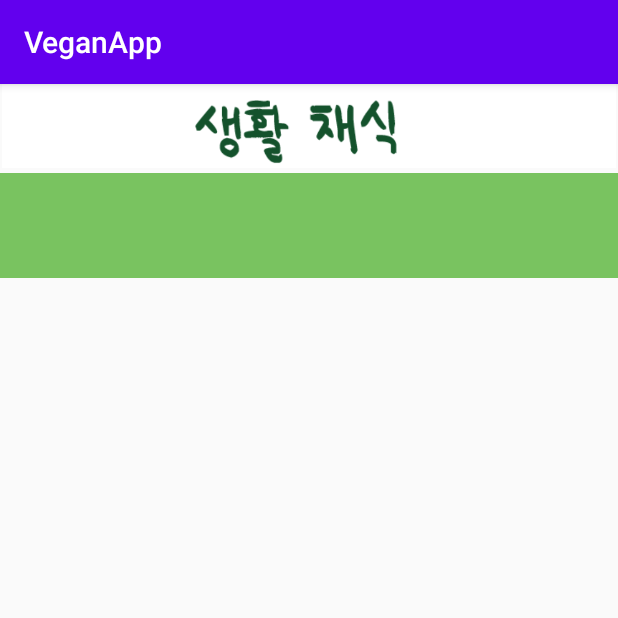
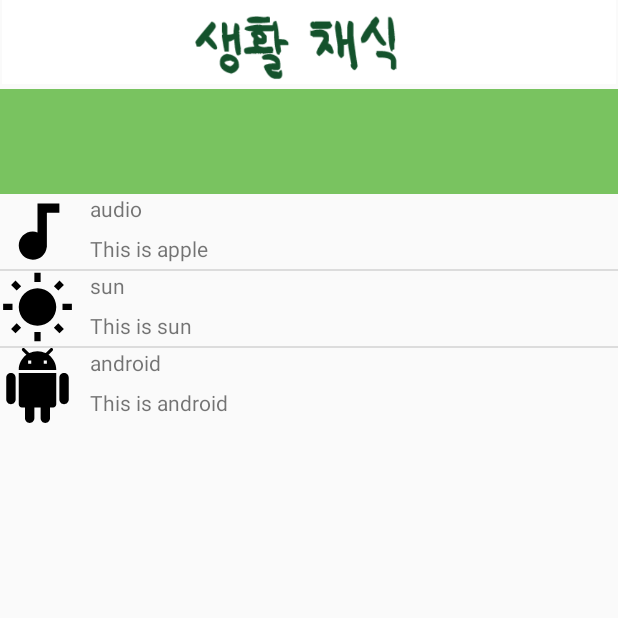
Before and after one commit to jiulee123123/DailyVegun, an Android app: the screen it shows after launch (MainActivity), on a phone screen of 412 x 824 dp, the top half of it. Run offline under Robolectric (Android 15) with nearby library versions, the phone set to English and light mode, and no system bars.

Commit message:
Add ListView
- Add ListView
- Edit StatusBar Color
- Delete ActionBar

```diff
--- /dev/null
+++ b/app/src/main/java/com/example/veganapp/ItemsModel.java
@@ -0,0 +1,37 @@
+package com.example.veganapp;
+
+public class ItemsModel {
+    private String name;
+    private String desc;
+    private int image;
+
+    public ItemsModel(String name, String desc, int image) {
+        this.name = name;
+        this.desc = desc;
+        this.image = image;
+    }
+
+    public String getName() {
+        return name;
+    }
+
+    public void setName(String name) {
+        this.name = name;
+    }
+
+    public String getDesc() {
+        return desc;
+    }
+
+    public void setDesc(String desc) {
+        this.desc = desc;
+    }
+
+    public int getImage() {
+        return image;
+    }
+
+    public void setImage(int image) {
+        this.image = image;
+    }
+}
--- a/app/src/main/java/com/example/veganapp/MainActivity.java
+++ b/app/src/main/java/com/example/veganapp/MainActivity.java
@@ -4,32 +4,92 @@ import androidx.appcompat.app.AppCompatActivity;
 import androidx.recyclerview.widget.LinearLayoutManager;
 import androidx.recyclerview.widget.RecyclerView;
 
+import android.content.Context;
 import android.os.Bundle;
+import android.view.View;
+import android.view.ViewGroup;
+import android.widget.AdapterView;
+import android.widget.BaseAdapter;
+import android.widget.ImageView;
+import android.widget.ListView;
+import android.widget.TextView;
 
 import java.util.ArrayList;
+import java.util.List;
 
 public class MainActivity extends AppCompatActivity {
-    private RecyclerView mRecyclerView;
-    private RecyclerView.Adapter mAdapter;
-    private RecyclerView.LayoutManager mLayoutManager;
+
+    ListView listView;
+
+    int images[] = {R.drawable.ic_audio, R.drawable.ic_sun, R.drawable.ic_android};
+    String names[] = {"audio", "sun", "android"};
+    String desc[] = {"This is apple", "This is sun", "This is android"};
+
+    List<ItemsModel> listItems = new ArrayList<>();
+
+    CustomAdapter customAdapter;
 
     @Override
     protected void onCreate(Bundle savedInstanceState) {
         super.onCreate(savedInstanceState);
         setContentView(R.layout.activity_main);
 
-        ArrayList<ExampleItem> exampleList = new ArrayList<>();
-        exampleList.add(new ExampleItem(R.drawable.ic_android, "Line 1", "Line 2"));
-        exampleList.add(new ExampleItem(R.drawable.ic_audio, "Line 3", "Line 4"));
-        exampleList.add(new ExampleItem(R.drawable.ic_sun, "Line 5", "Line 6"));
+        listView = findViewById(R.id.listview);
 
-        mRecyclerView = findViewById(R.id.recyclerview);
-        mRecyclerView.setHasFixedSize(true);
-        mLayoutManager = new LinearLayoutManager(this);
-        mAdapter = new ExampleAdapter(exampleList);
+        for(int i = 0; i < names.length; i++){
+            ItemsModel itemsModel = new ItemsModel(names[i], desc[i], images[i]);
 
-        mRecyclerView.setLayoutManager(mLayoutManager);
-        mRecyclerView.setAdapter(mAdapter);
+            listItems.add(itemsModel);
+        }
+
+        customAdapter = new CustomAdapter(listItems, this );
+
+        listView.setAdapter(customAdapter);
 
     }
+
+    public class CustomAdapter extends BaseAdapter{
+
+        private List<ItemsModel> itemsModelList;
+        private List<ItemsModel> itemsModelListFiltered;
+        private Context context;
+
+        public CustomAdapter(List<ItemsModel> itemsModelList, Context context) {
+            this.itemsModelList = itemsModelList;
+            this.itemsModelListFiltered = itemsModelList;
+            this.context = context;
+        }
+
+        @Override
+        public int getCount() {
+            return itemsModelListFiltered.size();
+        }
+
+        @Override
+        public Object getItem(int position) {
+            return null;
+        }
+
+        @Override
+        public long getItemId(int position) {
+            return position;
+        }
+
+        @Override
+        public View getView(int position, View convertView, ViewGroup parent) {
+            View view = getLayoutInflater().inflate(R.layout.row_items, null);
+
+            ImageView imageView = view.findViewById(R.id.imageView);
+            TextView itemName = view.findViewById(R.id.itemName);
+            TextView itemDesc = view.findViewById(R.id.itemDesc);
+
+            imageView.setImageResource(itemsModelListFiltered.get(position).getImage());
+            itemName.setText(itemsModelListFiltered.get(position).getName());
+            itemDesc.setText(itemsModelListFiltered.get(position).getDesc());
+
+
+
+            return view;
+        }
+    }
 }
--- a/app/src/main/res/layout/activity_main.xml
+++ b/app/src/main/res/layout/activity_main.xml
@@ -47,7 +47,22 @@
         app:layout_constraintStart_toStartOf="parent"
         app:layout_constraintTop_toBottomOf="@+id/view3" />
 
+    <View
+        android:id="@+id/view4"
+        android:layout_width="match_parent"
+        android:layout_height="3dp"
+        android:backgroundTint="@color/colorBoarder"
+        app:layout_constraintStart_toStartOf="parent"
+        app:layout_constraintBottom_toBottomOf="@+id/view2" />
 
+    <ListView
+        android:id="@+id/listview"
+        android:layout_width="wrap_content"
+        android:layout_height="wrap_content"
+        app:layout_constraintBottom_toBottomOf="parent"
+        app:layout_constraintStart_toStartOf="parent"
+        app:layout_constraintTop_toBottomOf="@+id/view4"
+        app:layout_constraintVertical_bias="0.0" />
 
 
 </androidx.constraintlayout.widget.ConstraintLayout>
--- /dev/null
+++ b/app/src/main/res/layout/row_items.xml
@@ -0,0 +1,33 @@
+<?xml version="1.0" encoding="utf-8"?>
+<androidx.constraintlayout.widget.ConstraintLayout
+    xmlns:android="http://schemas.android.com/apk/res/android" android:layout_width="match_parent"
+    android:layout_height="match_parent">
+<RelativeLayout
+    android:layout_width="match_parent"
+    android:layout_margin="8dp"
+    android:layout_height="wrap_content">
+
+    <ImageView
+        android:id="@+id/imageView"
+        android:layout_width="50dp"
+        android:src="@drawable/ic_android"
+        android:layout_height="50dp"/>
+    <TextView
+        android:id="@+id/itemName"
+        android:layout_width="wrap_content"
+        android:layout_marginStart="60dp"
+        android:text="Name"
+        android:layout_height="wrap_content"
+        android:layout_marginLeft="60dp" />
+    <TextView
+        android:id="@+id/itemDesc"
+        android:layout_width="wrap_content"
+        android:layout_marginStart="60dp"
+        android:text="Desc"
+        android:layout_marginTop="7dp"
+        android:layout_below="@id/itemName"
+        android:layout_height="wrap_content"
+        android:layout_marginLeft="60dp" />
+
+</RelativeLayout>
+</androidx.constraintlayout.widget.ConstraintLayout>
--- a/app/src/main/res/values/colors.xml
+++ b/app/src/main/res/values/colors.xml
@@ -1,7 +1,7 @@
 <?xml version="1.0" encoding="utf-8"?>
 <resources>
     <color name="colorPrimary">#6200EE</color>
-    <color name="colorPrimaryDark">#3700B3</color>
+    <color name="colorPrimaryDark">#C8D6BE</color>
     <color name="colorAccent">#03DAC5</color>
     <color name="colorToolbar">#FFFFFF</color>
     <color name="colorBoarder">#158C25</color>
--- a/app/src/main/res/values/styles.xml
+++ b/app/src/main/res/values/styles.xml
@@ -6,6 +6,11 @@
         <item name="colorPrimary">@color/colorPrimary</item>
         <item name="colorPrimaryDark">@color/colorPrimaryDark</item>
         <item name="colorAccent">@color/colorAccent</item>
+
+        <!-- No title Bar -->
+        <item name="windowActionBar">false</item>
+        <item name="windowNoTitle">true</item>
+
     </style>
 
 </resources>
```
